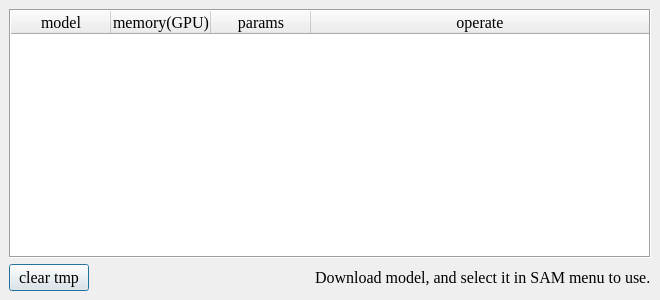
The window that ISAT/ui/model_manager_dialog.ui (yatengLG/ISAT_with_segment_anything) describes before a commit, drawn with Qt 5.
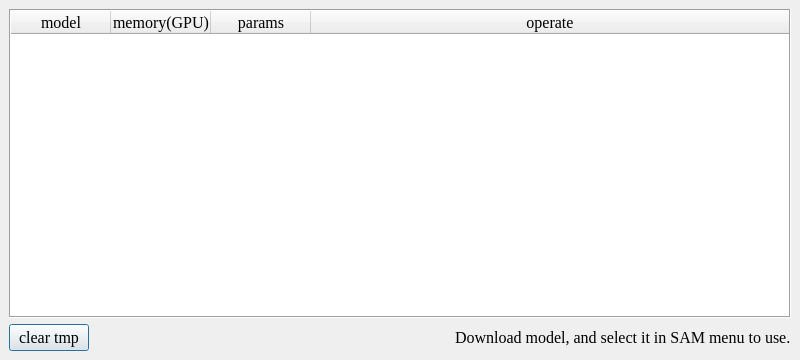
The same window after the commit.

Diff of the .ui file:
```diff
--- a/ISAT/ui/model_manager_dialog.ui
+++ b/ISAT/ui/model_manager_dialog.ui
@@ -6,8 +6,8 @@
    <rect>
     <x>0</x>
     <y>0</y>
-    <width>660</width>
-    <height>300</height>
+    <width>800</width>
+    <height>360</height>
    </rect>
   </property>
   <property name="font">
```
